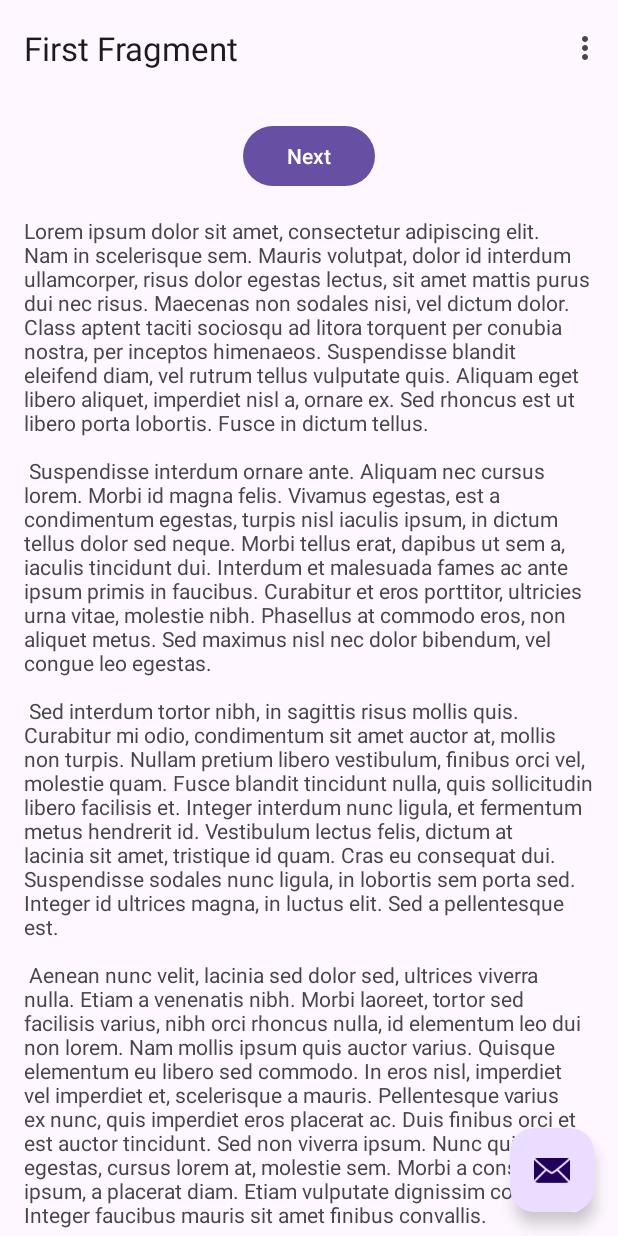
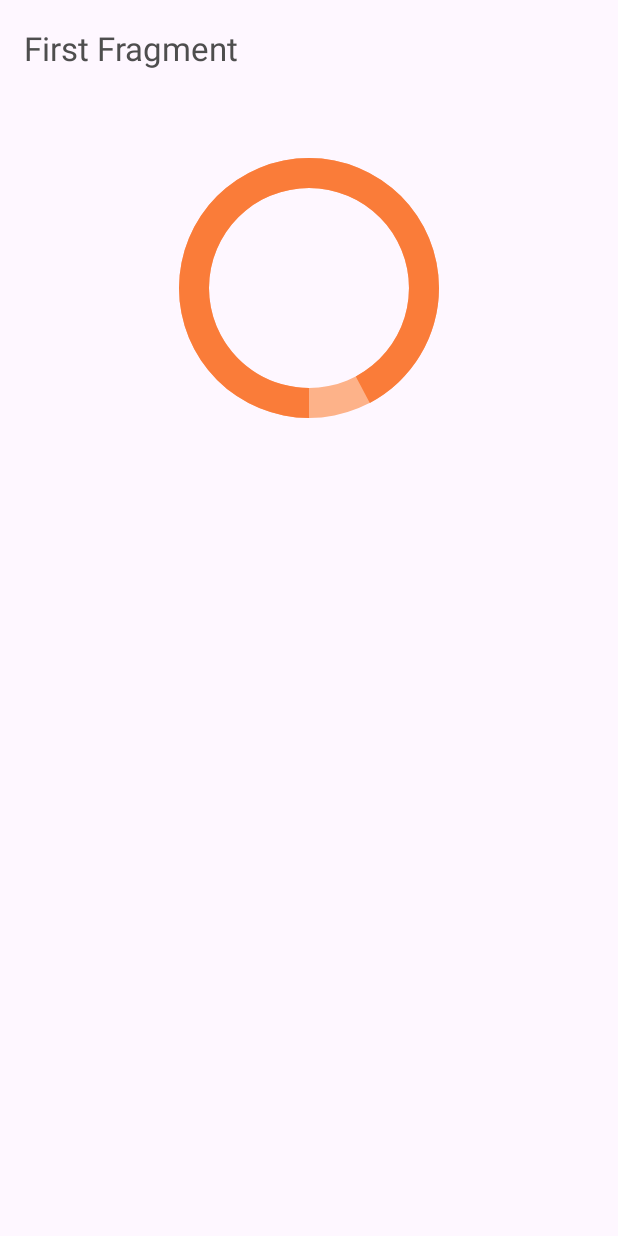
Before and after one commit to Tayeb-shahbakhsh/diligence, an Android app: the screen it shows after launch (MainActivity), on a phone screen of 412 x 824 dp. Run offline under Robolectric (Android 15) with nearby library versions, the phone set to English and light mode, and no system bars; our stand-ins replace navigation-ui.

Commit message:
progress bar working

```diff
--- a/app/src/main/java/com/example/diligence/FirstFragment.kt
+++ b/app/src/main/java/com/example/diligence/FirstFragment.kt
@@ -1,6 +1,7 @@
 package com.example.diligence
 
 import android.os.Bundle
+import android.os.CountDownTimer
 import androidx.fragment.app.Fragment
 import android.view.LayoutInflater
 import android.view.View
@@ -8,33 +9,34 @@ import android.view.ViewGroup
 import androidx.navigation.fragment.findNavController
 import com.example.diligence.databinding.FragmentFirstBinding
 
-/**
- * A simple [Fragment] subclass as the default destination in the navigation.
- */
 class FirstFragment : Fragment() {
 
     private var _binding: FragmentFirstBinding? = null
-
-    // This property is only valid between onCreateView and
-    // onDestroyView.
     private val binding get() = _binding!!
+    private val MOCK_TIMOUT : Long = 2 * 60000
 
     override fun onCreateView(
         inflater: LayoutInflater, container: ViewGroup?,
         savedInstanceState: Bundle?
     ): View? {
-
         _binding = FragmentFirstBinding.inflate(inflater, container, false)
         return binding.root
-
     }
 
     override fun onViewCreated(view: View, savedInstanceState: Bundle?) {
         super.onViewCreated(view, savedInstanceState)
 
-        binding.buttonFirst.setOnClickListener {
-            findNavController().navigate(R.id.action_FirstFragment_to_SecondFragment)
-        }
+        binding.progressBar.max = MOCK_TIMOUT.toInt()
+
+        object: CountDownTimer(MOCK_TIMOUT, 10){
+            override fun onTick(millisUntilFinished: Long) {
+                binding.progressBar.progress = millisUntilFinished.toInt()
+            }
+
+            override fun onFinish() {
+                binding.progressBar.progress = 1000
+            }
+        }.start()
     }
 
     override fun onDestroyView() {
--- a/app/src/main/java/com/example/diligence/MainActivity.kt
+++ b/app/src/main/java/com/example/diligence/MainActivity.kt
@@ -29,33 +29,5 @@ class MainActivity : AppCompatActivity() {
         val navController = findNavController(R.id.nav_host_fragment_content_main)
         appBarConfiguration = AppBarConfiguration(navController.graph)
         setupActionBarWithNavController(navController, appBarConfiguration)
-
-        binding.fab.setOnClickListener { view ->
-            Snackbar.make(view, "Replace with your own action", Snackbar.LENGTH_LONG)
-                .setAnchorView(R.id.fab)
-                .setAction("Action", null).show()
-        }
-    }
-
-    override fun onCreateOptionsMenu(menu: Menu): Boolean {
-        // Inflate the menu; this adds items to the action bar if it is present.
-        menuInflater.inflate(R.menu.menu_main, menu)
-        return true
-    }
-
-    override fun onOptionsItemSelected(item: MenuItem): Boolean {
-        // Handle action bar item clicks here. The action bar will
-        // automatically handle clicks on the Home/Up button, so long
-        // as you specify a parent activity in AndroidManifest.xml.
-        return when (item.itemId) {
-            R.id.action_settings -> true
-            else -> super.onOptionsItemSelected(item)
-        }
-    }
-
-    override fun onSupportNavigateUp(): Boolean {
-        val navController = findNavController(R.id.nav_host_fragment_content_main)
-        return navController.navigateUp(appBarConfiguration)
-                || super.onSupportNavigateUp()
     }
 }
--- /dev/null
+++ b/app/src/main/res/drawable/progress_bar_background.xml
@@ -0,0 +1,13 @@
+<?xml version="1.0" encoding="utf-8"?>
+<layer-list  xmlns:android="http://schemas.android.com/apk/res/android">
+    <item android:id="@android:id/background" >
+        <shape android:shape="ring" android:thickness="20dp" android:useLevel="false">
+            <solid android:color="@color/primary_container"/>
+        </shape>
+    </item>
+    <item android:id="@android:id/progress">
+        <shape android:shape="ring" android:thickness="20dp" android:useLevel="true">
+            <solid android:color="@color/primary"/>
+        </shape>
+    </item>
+</layer-list>
--- a/app/src/main/res/layout/activity_main.xml
+++ b/app/src/main/res/layout/activity_main.xml
@@ -20,13 +20,4 @@
 
     <include layout="@layout/content_main" />
 
-    <com.google.android.material.floatingactionbutton.FloatingActionButton
-        android:id="@+id/fab"
-        android:layout_width="wrap_content"
-        android:layout_height="wrap_content"
-        android:layout_gravity="bottom|end"
-        android:layout_marginEnd="@dimen/fab_margin"
-        android:layout_marginBottom="16dp"
-        app:srcCompat="@android:drawable/ic_dialog_email" />
-
 </androidx.coordinatorlayout.widget.CoordinatorLayout>
--- a/app/src/main/res/layout/content_main.xml
+++ b/app/src/main/res/layout/content_main.xml
@@ -8,8 +8,8 @@
     <fragment
         android:id="@+id/nav_host_fragment_content_main"
         android:name="androidx.navigation.fragment.NavHostFragment"
-        android:layout_width="0dp"
-        android:layout_height="0dp"
+        android:layout_width="match_parent"
+        android:layout_height="match_parent"
         app:defaultNavHost="true"
         app:layout_constraintBottom_toBottomOf="parent"
         app:layout_constraintEnd_toEndOf="parent"
--- a/app/src/main/res/layout/fragment_first.xml
+++ b/app/src/main/res/layout/fragment_first.xml
@@ -1,36 +1,19 @@
 <?xml version="1.0" encoding="utf-8"?>
-<androidx.core.widget.NestedScrollView xmlns:android="http://schemas.android.com/apk/res/android"
-    xmlns:app="http://schemas.android.com/apk/res-auto"
-    xmlns:tools="http://schemas.android.com/tools"
+<androidx.constraintlayout.widget.ConstraintLayout xmlns:android="http://schemas.android.com/apk/res/android"
     android:layout_width="match_parent"
     android:layout_height="match_parent"
-    tools:context=".FirstFragment">
+    xmlns:app="http://schemas.android.com/apk/res-auto"
+    android:padding="16dp">
 
-    <androidx.constraintlayout.widget.ConstraintLayout
-        android:layout_width="match_parent"
-        android:layout_height="match_parent"
-        android:padding="16dp">
-
-        <Button
-            android:id="@+id/button_first"
-            android:layout_width="wrap_content"
-            android:layout_height="wrap_content"
-            android:text="@string/next"
-            app:layout_constraintBottom_toTopOf="@id/textview_first"
-            app:layout_constraintEnd_toEndOf="parent"
-            app:layout_constraintStart_toStartOf="parent"
-            app:layout_constraintTop_toTopOf="parent" />
-        />
-
-        <TextView
-            android:id="@+id/textview_first"
-            android:layout_width="wrap_content"
-            android:layout_height="wrap_content"
-            android:layout_marginTop="16dp"
-            android:text="@string/lorem_ipsum"
-            app:layout_constraintBottom_toBottomOf="parent"
-            app:layout_constraintEnd_toEndOf="parent"
-            app:layout_constraintStart_toStartOf="parent"
-            app:layout_constraintTop_toBottomOf="@id/button_first" />
-    </androidx.constraintlayout.widget.ConstraintLayout>
-</androidx.core.widget.NestedScrollView>
+    <ProgressBar
+        android:id="@+id/progress_bar"
+        android:layout_width="200dp"
+        android:layout_height="200dp"
+        android:progressDrawable="@drawable/progress_bar_background"
+        app:layout_constraintTop_toTopOf="parent"
+        android:indeterminateOnly="false"
+        android:rotation="90"
+        app:layout_constraintStart_toStartOf="parent"
+        app:layout_constraintEnd_toEndOf="parent"
+        android:layout_margin="12dp"/>
+</androidx.constraintlayout.widget.ConstraintLayout>
--- a/app/src/main/res/values-night/themes.xml
+++ /dev/null
@@ -1,7 +0,0 @@
-<resources xmlns:tools="http://schemas.android.com/tools">
-    <!-- Base application theme. -->
-    <style name="Base.Theme.Diligence" parent="Theme.Material3.DayNight.NoActionBar">
-        <!-- Customize your dark theme here. -->
-        <!-- <item name="colorPrimary">@color/my_dark_primary</item> -->
-    </style>
-</resources>
--- a/app/src/main/res/values-v29/themes.xml
+++ /dev/null
@@ -1,9 +0,0 @@
-<resources xmlns:tools="http://schemas.android.com/tools">
-
-    <style name="Theme.Diligence" parent="Base.Theme.Diligence">
-        <!-- Transparent system bars for edge-to-edge. -->
-        <item name="android:navigationBarColor">@android:color/transparent</item>
-        <item name="android:statusBarColor">@android:color/transparent</item>
-        <item name="android:windowLightStatusBar">?attr/isLightTheme</item>
-    </style>
-</resources>
--- a/app/src/main/res/values/colors.xml
+++ b/app/src/main/res/values/colors.xml
@@ -2,4 +2,10 @@
 <resources>
     <color name="black">#FF000000</color>
     <color name="white">#FFFFFFFF</color>
+    <color name="primary">#F8FA7B37</color>
+    <color name="primary_container">#F8FDB086</color>
+    <color name="secondary">#4E4E4E</color>
+    <color name="secondary_container">#F8FBDECD</color>
+    <color name="onPrimary_text">#4E4E4E</color>
+    <color name="onSecondary_text">#F1F1F1</color>
 </resources>
--- a/app/src/main/res/values/themes.xml
+++ b/app/src/main/res/values/themes.xml
@@ -3,6 +3,14 @@
     <style name="Base.Theme.Diligence" parent="Theme.Material3.DayNight.NoActionBar">
         <!-- Customize your light theme here. -->
         <!-- <item name="colorPrimary">@color/my_light_primary</item> -->
+        <item name="colorPrimary">@color/primary</item>
+        <item name="colorPrimaryContainer">@color/primary_container</item>
+        <item name="colorSecondary">@color/secondary</item>
+        <item name="colorSecondaryContainer">@color/secondary_container</item>
+        <item name="colorOnPrimary">@color/onPrimary_text</item>
+        <item name="colorOnSecondary">@color/onSecondary_text</item>
+        <item name="android:textColorPrimary">@color/onPrimary_text</item>
+        <item name="android:textColorSecondary">@color/onSecondary_text</item>
     </style>
 
     <style name="Theme.Diligence" parent="Base.Theme.Diligence" />
```
Also changed, not shown: app/src/main/java/com/example/diligence/SecondFragment.kt (deleted, +0 -44 lines), app/src/main/res/layout/fragment_second.xml (deleted, +0 -35 lines).
